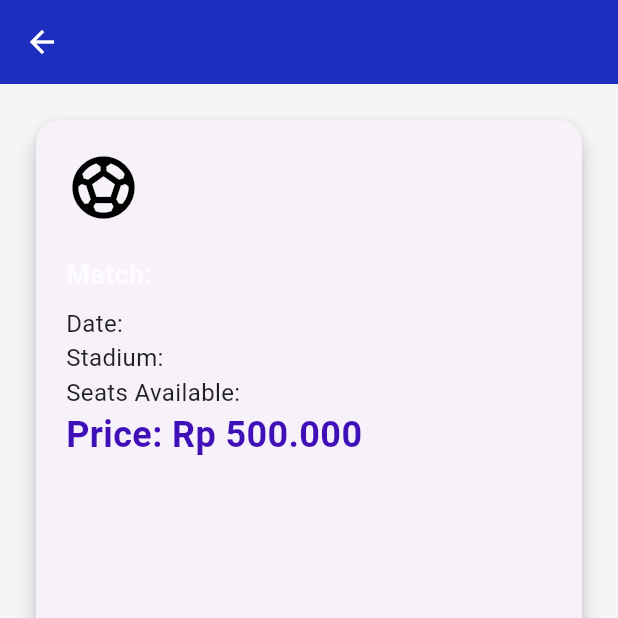
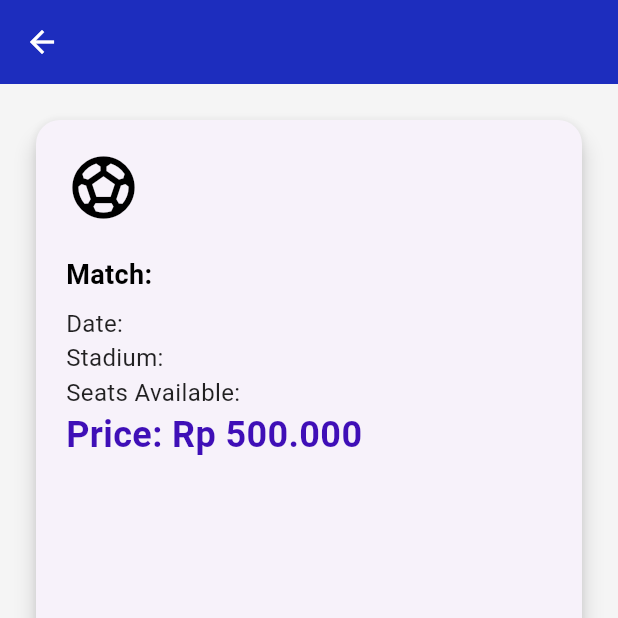
Before and after one commit to rifkiazqy/E-ticket, a Flutter app: the TicketDetailScreen screen opened directly with empty values, on a phone screen of 412 x 824 dp, the top half of it. Run offline on Flutter 3.47's test engine with Material 3 defaults, Android fonts, the phone set to English and light mode, and no system bars; drawn by our look-alikes of getwidget; our stand-ins replace device_info_plus, loading_animation_widget, shared_preferences, webview_flutter; missing offline and left inert: webview_flutter_android, webview_flutter_wkwebview; accounts and stored records are empty.

```diff
--- a/lib/screens/ticket_detail_screen.dart
+++ b/lib/screens/ticket_detail_screen.dart
@@ -10,7 +10,7 @@ class TicketDetailScreen extends StatelessWidget {
   final String date;
   final String stadium;
   final String seats;
-  final double price = 500000; // Default price per ticket
+  final double price = 500000;
 
   const TicketDetailScreen({
     super.key,
@@ -39,7 +39,7 @@ class TicketDetailScreen extends StatelessWidget {
               children: [
                 const Icon(Icons.sports_soccer, size: 50, color: Color.fromARGB(255, 0, 0, 0)),
                 const SizedBox(height: 20),
-                Text("Match: $match", style: const TextStyle(fontSize: 18, fontWeight: FontWeight.bold)),
+                Text("Match: $match", style: const TextStyle(fontSize: 18, fontWeight: FontWeight.bold,color: Color.fromARGB(255, 0, 0, 0))),
                 const SizedBox(height: 8),
                 Text("Date: $date", style: const TextStyle(fontSize: 16, color: Colors.black87)),
                 Text("Stadium: $stadium", style: const TextStyle(fontSize: 16, color: Colors.black87)),
```
